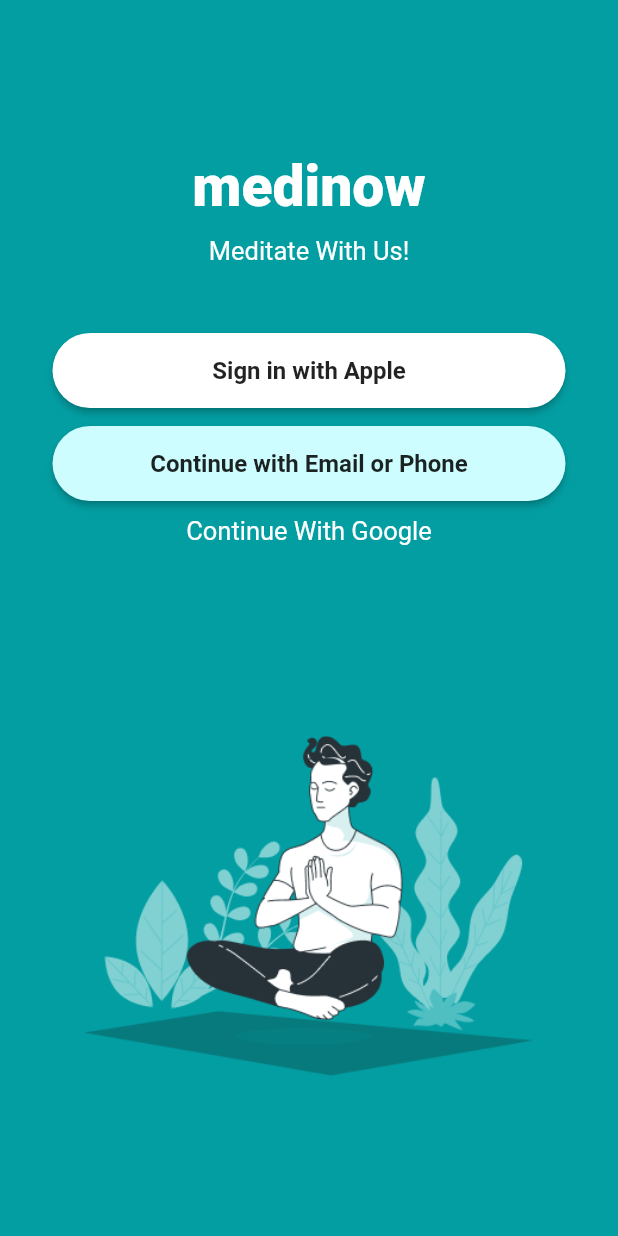
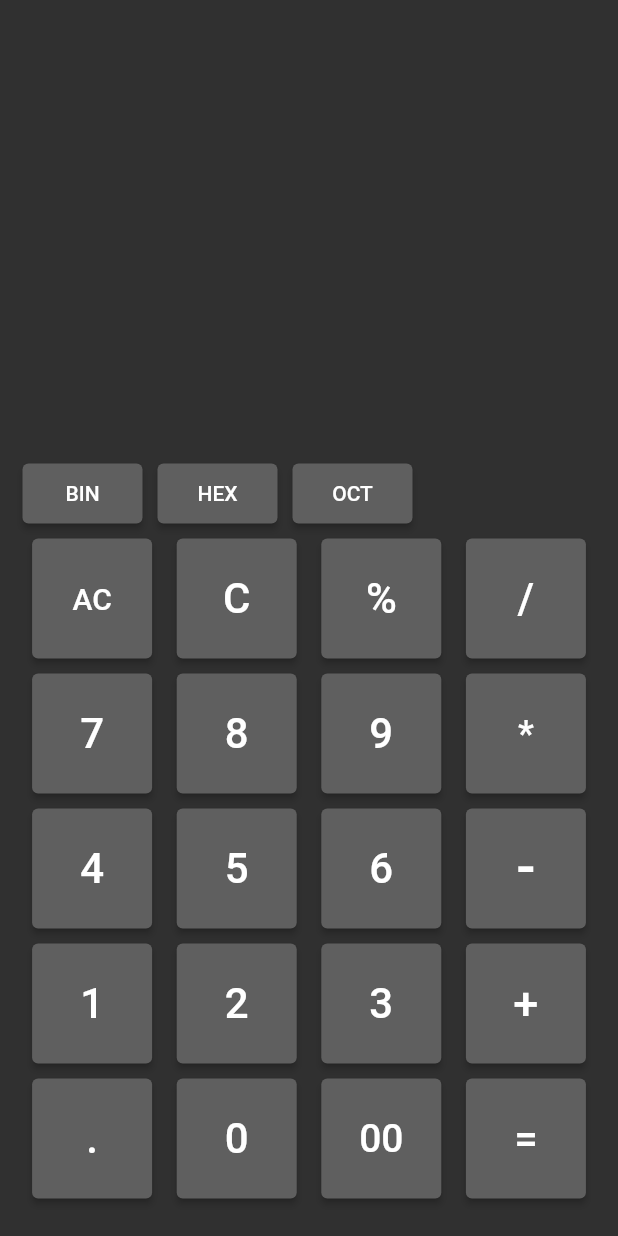
Before and after one commit to IvanKarpenkoDev/DartProjects, a Flutter app: the screen it shows after launch, on a phone screen of 412 x 824 dp. Run offline on Flutter 3.47's test engine with Material 2 defaults, Android fonts, the phone set to English and light mode, and no system bars; our stand-ins replace math_expressions.

```diff
--- a/flutter_application_1/lib/main.dart
+++ b/flutter_application_1/lib/main.dart
@@ -2,6 +2,7 @@ import 'package:flutter/material.dart';
 import 'package:flutter_application_1/fivenScreen.dart';
 import 'package:flutter_application_1/fourthScreen.dart';
 import 'package:flutter_application_1/lastScreen.dart';
+import 'package:flutter_application_1/new.dart';
 import 'package:flutter_application_1/secnodScreen.dart';
 import 'package:flutter_application_1/sevenScreen.dart';
 import 'package:flutter_application_1/sixScreen.dart';
@@ -22,15 +23,16 @@ class MainApp extends StatelessWidget {
       // home: FivenScreen(),
       home: PageView(
         scrollDirection: Axis.vertical,
-        children: const [
-          FirstPage(),
-          SecondScreen(),
-          ThirdScreen(),
-          FourthScreen(),
-          FivenScreen(),
-          SixScreen(),
-          SevenScreen(),
-          LastScreen()
+        children:  [
+          // FirstPage(),
+          // SecondScreen(),
+          // ThirdScreen(),
+          // FourthScreen(),
+          // FivenScreen(),
+          // SixScreen(),
+          // SevenScreen(),
+          // LastScreen()
+       CalcApp1()
         ],
       ),
     );
--- /dev/null
+++ b/flutter_application_1/lib/new.dart
@@ -0,0 +1,263 @@
+import 'package:flutter/cupertino.dart';
+import 'package:flutter/material.dart';
+import 'package:flutter_application_1/widgets/CalcButton.dart';
+import 'package:math_expressions/math_expressions.dart';
+
+class CalcApp1 extends StatefulWidget {
+  const CalcApp1({Key? key}) : super(key: key);
+
+  @override
+  CalcAppState createState() => CalcAppState();
+}
+
+class CalcAppState extends State<CalcApp1> {
+  TextEditingController _textController = TextEditingController();
+  String _history = '';
+
+  void numClick(String text) {
+    setState(() {
+      _textController.text += text;
+    });
+  }
+
+  void allClear(String text) {
+    setState(() {
+      _history = '';
+      _textController.text = '';
+    });
+  }
+
+  void clear(String text) {
+    setState(() {
+      _textController.text = '';
+    });
+  }
+
+  void convertToBinary(String text) {
+    setState(() {
+      try {
+        double decimalValue = double.parse(_textController.text);
+        int intValue = decimalValue.truncate(); // Convert to integer
+        _textController.text = intValue.toRadixString(2);
+      } catch (e) {
+        _textController.text = 'Error';
+      }
+    });
+  }
+
+  void convertToOctal(String text) {
+    setState(() {
+      try {
+        double decimalValue = double.parse(_textController.text);
+        int intValue = decimalValue.truncate(); // Convert to integer
+        _textController.text = intValue.toRadixString(8);
+      } catch (e) {
+        _textController.text = 'Error';
+      }
+    });
+  }
+
+  void convertToHex(String text) {
+    setState(() {
+      try {
+        double decimalValue = double.parse(_textController.text);
+        int intValue = decimalValue.truncate(); // Convert to integer
+        _textController.text = intValue.toRadixString(16);
+      } catch (e) {
+        _textController.text = 'Error';
+      }
+    });
+  }
+
+  void evaluate(String text) {
+    Parser p = Parser();
+    Expression exp = p.parse(_textController.text);
+    ContextModel cm = ContextModel();
+
+    setState(() {
+      _history = _textController.text;
+      _textController.text = exp.evaluate(EvaluationType.REAL, cm).toString();
+    });
+  }
+
+  @override
+  Widget build(BuildContext context) {
+    return MaterialApp(
+      title: 'Calculator',
+      home: Scaffold(
+        backgroundColor: Color.fromARGB(255, 48, 48, 48),
+        body: Container(
+          padding: EdgeInsets.only(left: 10, right: 10, bottom: 20),
+          child: Column(
+            mainAxisAlignment: MainAxisAlignment.end,
+            children: <Widget>[
+              Container(
+                child: Padding(
+                  padding: const EdgeInsets.only(right: 10),
+                  child: Text(
+                    _history,
+                    style: TextStyle(
+                      fontSize: 24,
+                      color: Color(0xFF545F61),
+                    ),
+                  ),
+                ),
+                alignment: Alignment(1.0, 1.0),
+              ),
+              TextField(
+                controller: _textController,
+                style: TextStyle(
+                  fontSize: 48,
+                  color: Colors.white,
+                ),
+                textAlign: TextAlign.right,
+                decoration: InputDecoration(
+                  border: InputBorder.none,
+                ),
+              ),
+              SizedBox(height: 40),
+              // Остальная часть вашего виджета без изменений
+               Container(
+                height: 50,
+                child: Row(
+                  children: [
+                    CalcButton(
+                      text: 'BIN',
+                      textSize: 14,
+                      callback: convertToBinary,
+                    ),
+                    CalcButton(
+                        text: 'HEX', textSize: 14, callback: convertToHex),
+                    CalcButton(
+                      text: 'OCT',
+                      textSize: 14,
+                      callback: convertToOctal,
+                    ),
+                  ],
+                ),
+              ),
+              Row(
+                mainAxisAlignment: MainAxisAlignment.spaceEvenly,
+                children: <Widget>[
+                  CalcButton(
+                    text: 'AC',
+                    textSize: 20,
+                    callback: allClear,
+                  ),
+                  CalcButton(
+                    text: 'C',
+                    callback: clear,
+                  ),
+                  CalcButton(
+                    text: '%',
+                    callback: numClick,
+                  ),
+                  CalcButton(
+                    text: '/',
+                    callback: numClick,
+                  ),
+                ],
+              ),
+              Row(
+                mainAxisAlignment: MainAxisAlignment.spaceEvenly,
+                children: <Widget>[
+                  CalcButton(
+                    text: '7',
+                    callback: numClick,
+                  ),
+                  CalcButton(
+                    text: '8',
+                    callback: numClick,
+                  ),
+                  CalcButton(
+                    text: '9',
+                    callback: numClick,
+                  ),
+                  CalcButton(
+                    text: '*',
+                    textSize: 24,
+                    callback: numClick,
+                  ),
+                ],
+              ),
+              Row(
+                mainAxisAlignment: MainAxisAlignment.spaceEvenly,
+                children: <Widget>[
+                  CalcButton(
+                    text: '4',
+                    callback: numClick,
+                  ),
+                  CalcButton(
+                    text: '5',
+                    callback: numClick,
+                  ),
+                  CalcButton(
+                    text: '6',
+                    callback: numClick,
+                  ),
+                  CalcButton(
+                    text: '-',
+                    textSize: 38,
+                    callback: numClick,
+                  ),
+                ],
+              ),
+              Row(
+                mainAxisAlignment: MainAxisAlignment.spaceEvenly,
+                children: <Widget>[
+                  CalcButton(
+                    text: '1',
+                    callback: numClick,
+                  ),
+                  CalcButton(
+                    text: '2',
+                    callback: numClick,
+                  ),
+                  CalcButton(
+                    text: '3',
+                    callback: numClick,
+                  ),
+                  CalcButton(
+                    text: '+',
+                    textSize: 30,
+                    callback: numClick,
+                  ),
+                ],
+              ),
+              Row(
+                mainAxisAlignment: MainAxisAlignment.spaceEvenly,
+                children: <Widget>[
+                  CalcButton(
+                    text: '.',
+                    callback: numClick,
+                  ),
+                  CalcButton(
+                    text: '0',
+                    callback: numClick,
+                  ),
+                  CalcButton(
+                    text: '00',
+                    callback: numClick,
+                    textSize: 26,
+                  ),
+                  CalcButton(
+                    text: '=',
+                    fillColor: 0xFFFFFFFF,
+                    textColor: 0xFF65BDAC,
+                    callback: evaluate,
+                  ),
+                ],
+              )
+            ],
+          ),
+        ),
+      ),
+    );
+  }
+
+  @override
+  void dispose() {
+    _textController.dispose();
+    super.dispose();
+  }
+}
--- /dev/null
+++ b/flutter_application_1/lib/widgets/CalcButton.dart
@@ -0,0 +1,41 @@
+import 'package:flutter/material.dart';
+
+class CalcButton extends StatelessWidget {
+  final String? text;
+  final int? fillColor;
+  final int? textColor;
+  final double textSize;
+  final Function? callback;
+
+  const CalcButton({
+    Key? key,
+    this.text,
+    this.fillColor,
+    this.textColor = 0xFFFFFFFF,
+    this.textSize = 28,
+    this.callback,
+  }) : super(key: key);
+
+  @override
+  Widget build(BuildContext context) {
+    return Container(
+      margin: EdgeInsets.all(5),
+      child: Container(
+        width: 80,
+        height: 80,
+        child: ElevatedButton(
+          onPressed: () {
+            callback!(text);
+          },
+          style: ElevatedButton.styleFrom(
+            backgroundColor: Color.fromARGB(255, 95, 95, 95),
+          ),
+          child: Text(
+            text!,
+            style: TextStyle(fontSize: textSize, color: Color(0xFFFFFFFF)),
+          ),
+        ),
+      ),
+    );
+  }
+}
--- a/flutter_application_1/pubspec.yaml
+++ b/flutter_application_1/pubspec.yaml
@@ -9,6 +9,7 @@ environment:
 dependencies:
   flutter:
     sdk: flutter
+  math_expressions: ^2.4.0
 
 dev_dependencies:
   flutter_test:
```
Also changed, not shown: flutter_application_1/pubspec.lock, 1 other file.
